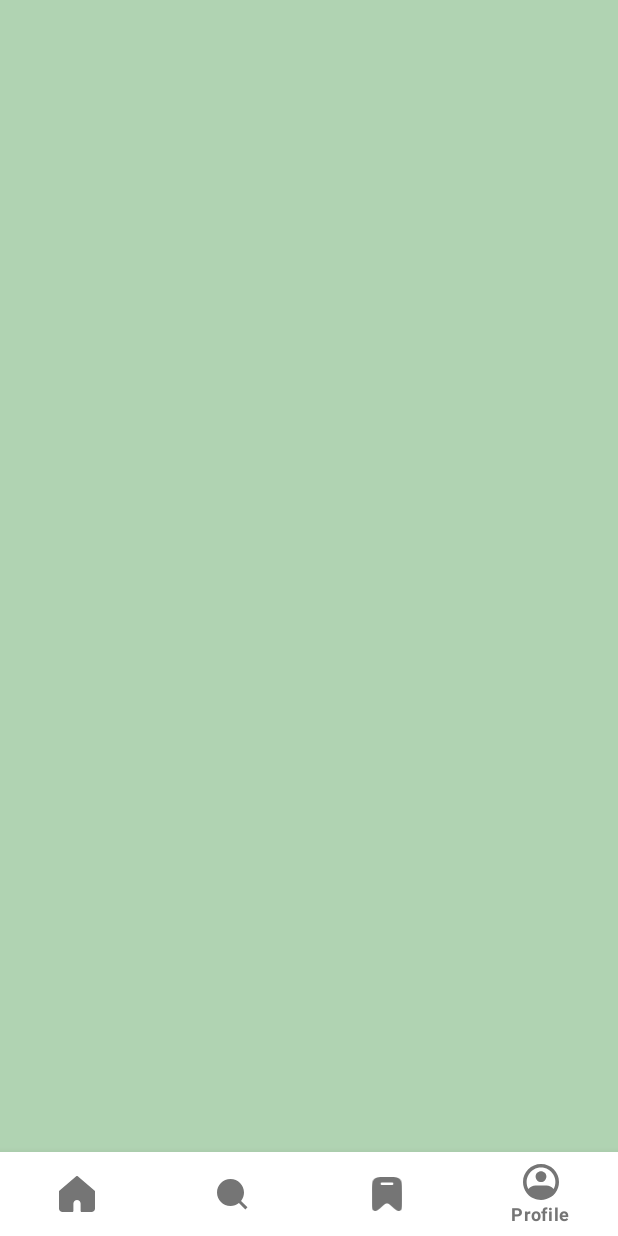
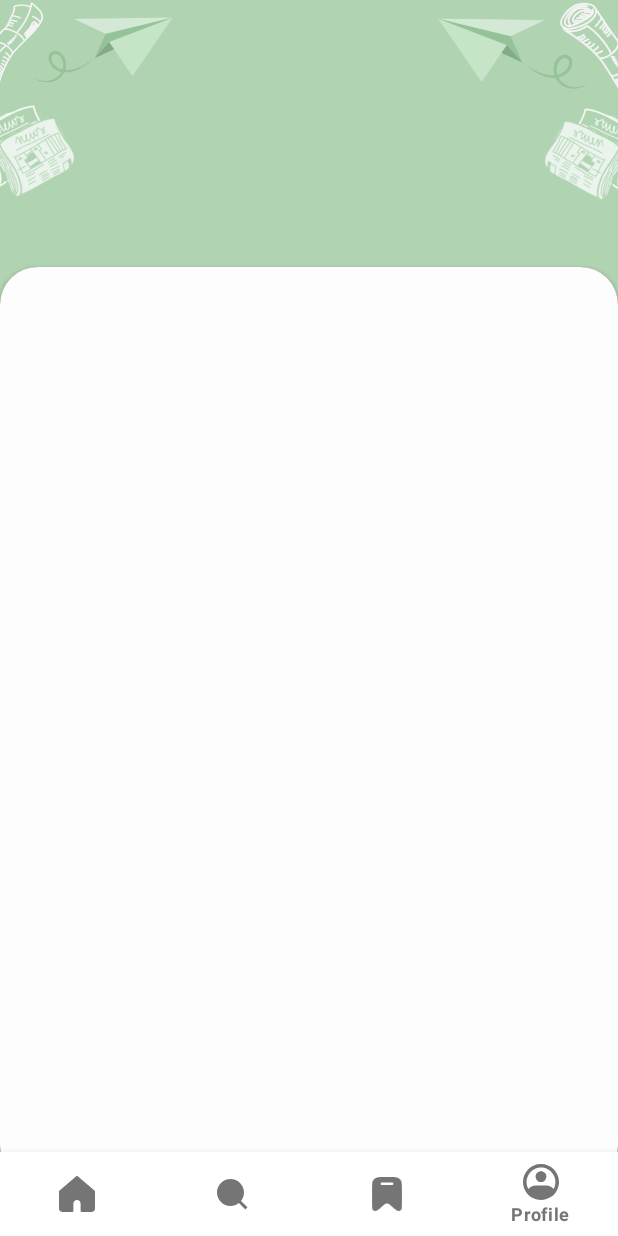
Before and after one commit to DaffaPutraS/newspedia, an Android app: the screen it shows after launch (MainActivity), item 4 of the bottom bar chosen, on a phone screen of 412 x 824 dp. Run offline under Robolectric (Android 15) with nearby library versions, the phone set to English and light mode, and no system bars.

Commit message:
update profile page

```diff
--- a/app/src/main/res/layout/fragment_profile.xml
+++ b/app/src/main/res/layout/fragment_profile.xml
@@ -1,5 +1,6 @@
 <?xml version="1.0" encoding="utf-8"?>
 <FrameLayout xmlns:android="http://schemas.android.com/apk/res/android"
+    xmlns:app="http://schemas.android.com/apk/res-auto"
     xmlns:tools="http://schemas.android.com/tools"
     android:layout_width="match_parent"
     android:layout_height="match_parent"
@@ -13,5 +14,63 @@
         android:layout_width="match_parent"
         android:layout_height="match_parent">
 
+        <ImageView
+            android:id="@+id/imageView8"
+            android:layout_width="80dp"
+            android:layout_height="80dp"
+            android:layout_marginTop="-22dp"
+            android:layout_marginEnd="-26dp"
+            android:src="@drawable/paper_right"
+            app:layout_constraintEnd_toEndOf="parent"
+            app:layout_constraintTop_toBottomOf="@+id/imageView5" />
+
+        <ImageView
+            android:id="@+id/imageView7"
+            android:layout_width="80dp"
+            android:layout_height="80dp"
+            android:layout_marginStart="-26dp"
+            android:layout_marginTop="-18dp"
+            android:src="@drawable/paper_left"
+            app:layout_constraintStart_toStartOf="parent"
+            app:layout_constraintTop_toBottomOf="@+id/imageView6" />
+
+        <ImageView
+            android:id="@+id/imageView6"
+            android:layout_width="200dp"
+            android:layout_height="100dp"
+            android:layout_marginStart="-65dp"
+            android:layout_marginTop="-20dp"
+            android:src="@drawable/pesawat"
+            app:layout_constraintStart_toStartOf="parent"
+            app:layout_constraintTop_toTopOf="parent" />
+
+        <ImageView
+            android:id="@+id/imageView5"
+            android:layout_width="150dp"
+            android:layout_height="100dp"
+            android:layout_marginTop="-14dp"
+            android:layout_marginEnd="-30dp"
+            android:src="@drawable/pesawat2"
+            app:layout_constraintEnd_toEndOf="parent"
+            app:layout_constraintTop_toTopOf="parent" />
+
+        <androidx.cardview.widget.CardView
+            android:layout_width="match_parent"
+            android:layout_height="610dp"
+            android:layout_marginBottom="-20dp"
+            app:cardCornerRadius="25dp"
+            app:layout_constraintBottom_toBottomOf="parent"
+            app:layout_constraintEnd_toEndOf="parent"
+            app:layout_constraintStart_toStartOf="parent">
+
+            <androidx.constraintlayout.widget.ConstraintLayout
+                android:layout_width="match_parent"
+                android:layout_height="590dp"
+                android:background="@color/white_samar">
+
+            </androidx.constraintlayout.widget.ConstraintLayout>
+        </androidx.cardview.widget.CardView>
+
     </androidx.constraintlayout.widget.ConstraintLayout>
+
 </FrameLayout>
--- a/app/src/main/res/values/colors.xml
+++ b/app/src/main/res/values/colors.xml
@@ -4,4 +4,5 @@
     <color name="white">#FFFFFFFF</color>
     <color name="green_muda">#B0D3B2</color>
     <color name="warna_navbar">#757575</color>
+    <color name="white_samar">#FDFDFD</color>
 </resources>
```
